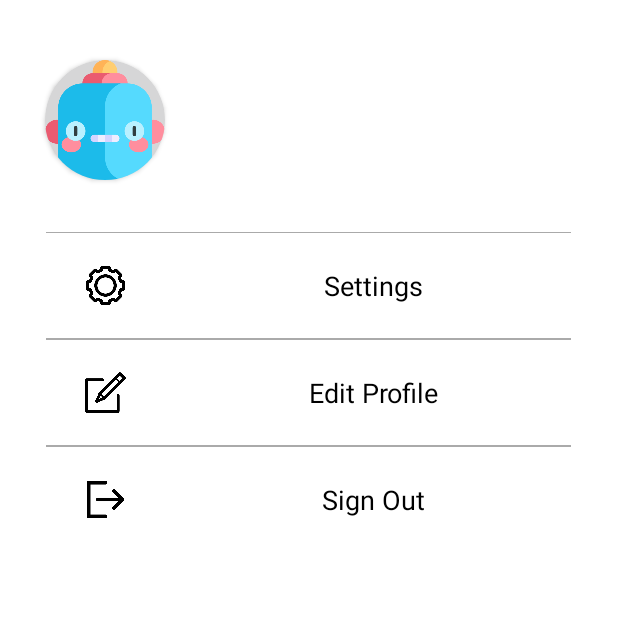
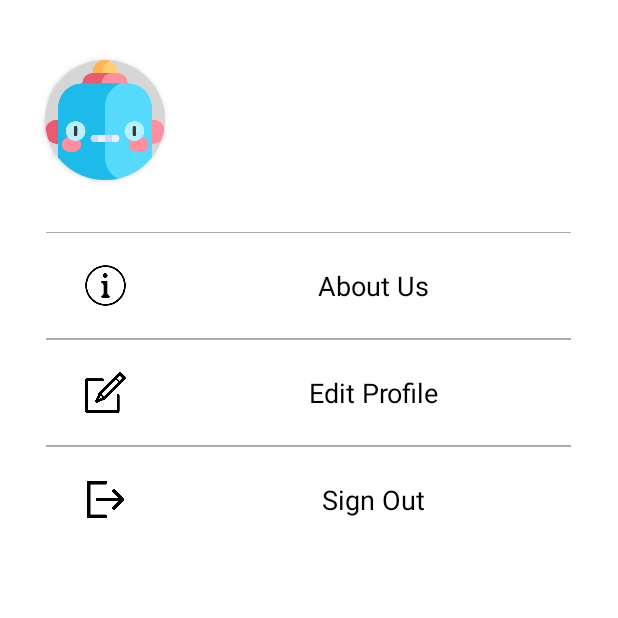
Before and after one commit to mobile-t11-1/noname_app, an Android app: the ProfileFrag screen opened directly, with no data from a screen before it, on a phone screen of 412 x 824 dp, the top half of it. Run offline under Robolectric (Android 15) with nearby library versions, the phone set to English and light mode, and no system bars; our stand-ins replace Firebase (no records; nobody signed in at launch, a user with empty details on screens opened directly), Picasso; libraries missing offline, so code that uses them is left out: io.grpc; pictures from the network do not load; 2 statements that could not run were skipped.

Commit message:
turn setting to about

```diff
--- a/app/src/main/res/layout/fragment_profile.xml
+++ b/app/src/main/res/layout/fragment_profile.xml
@@ -61,7 +61,7 @@
         android:background="@android:color/darker_gray" />
 
     <LinearLayout
-        android:id="@+id/setting_layout"
+        android:id="@+id/about_layout"
         android:layout_width="match_parent"
         android:layout_height="wrap_content"
         android:layout_below="@+id/divider_1"
@@ -71,19 +71,19 @@
         android:paddingVertical="20dp">
 
         <ImageView
-            android:id="@+id/setting_icon"
+            android:id="@+id/about_icon"
             android:layout_width="30dp"
             android:layout_height="30dp"
             android:layout_gravity="center"
             android:layout_marginLeft="55dp"
-            android:src="@drawable/ic_setting" />
+            android:src="@drawable/about" />
 
         <TextView
             android:layout_width="match_parent"
             android:layout_height="wrap_content"
             android:gravity="center"
             android:layout_gravity="center"
-            android:text="Settings"
+            android:text="About Us"
             android:textAllCaps="false"
             android:textSize="18sp"
             android:textColor="@color/black"
@@ -96,7 +96,7 @@
         android:layout_width="350dp"
         android:layout_height="1dp"
         android:layout_centerHorizontal="true"
-        android:layout_below="@+id/setting_layout"
+        android:layout_below="@+id/about_layout"
         android:background="@android:color/darker_gray" />
 
     <LinearLayout
```
Also changed, not shown: app/src/main/res/drawable/about.png (added).
